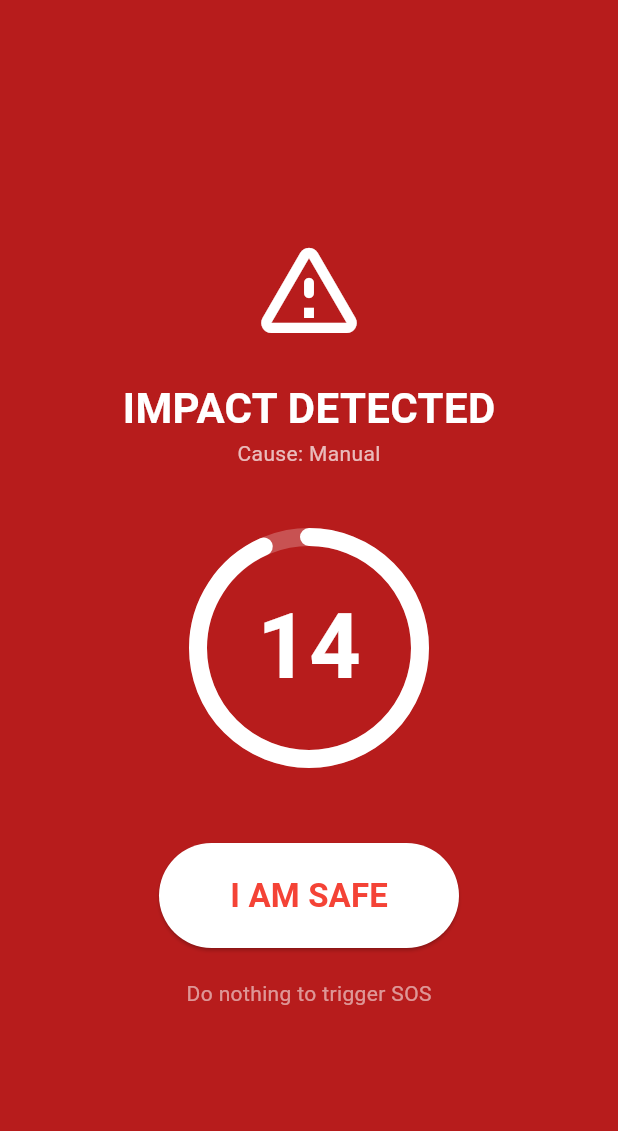
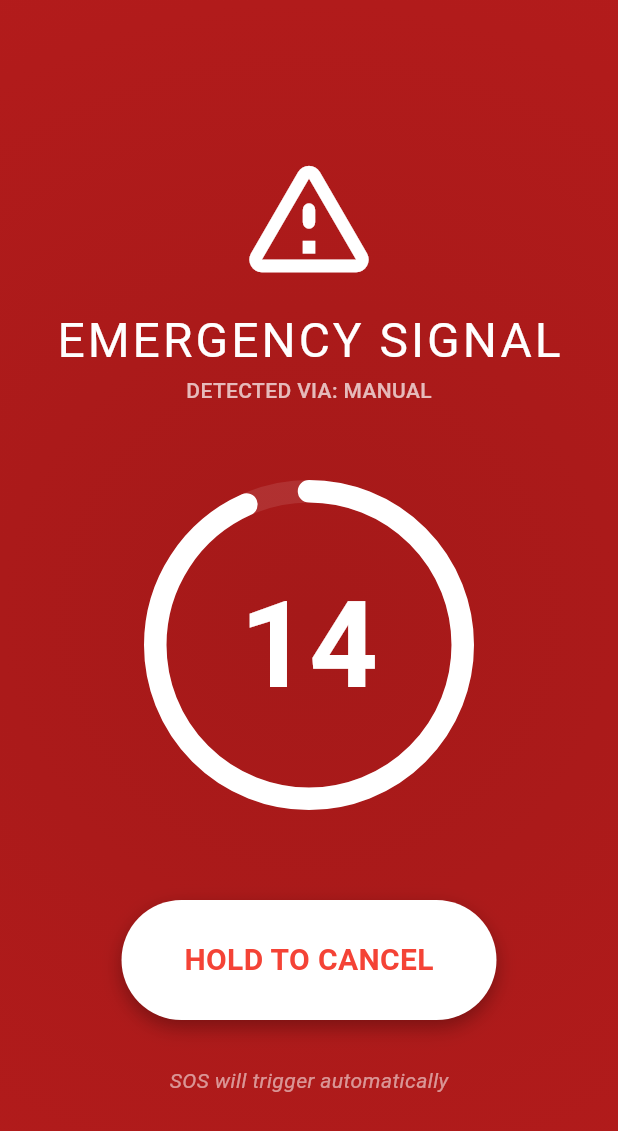
Before and after one commit to sushant-me/TechSprint_team_innovators, a Flutter app: the CountdownScreen screen opened directly, on a phone screen of 412 x 824 dp. Shown: the top 1131 px of the screen. Run offline on Flutter 3.47's test engine with Material 3 defaults, Android fonts, the phone set to English and light mode, and no system bars; drawn by our look-alikes of percent_indicator; our stand-ins replace audioplayers, avatar_glow, flutter_local_notifications, flutter_tts, geolocator, permission_handler and 4 more; missing offline and left inert: flutter_background_service, ghostsignal, nearby_connections, telephony, tflite_audio, torch_light; accounts and stored records are empty; statements that could not run were skipped.

Commit message:
Update countdown_screen.dart

```diff
--- a/lib/screens/countdown_screen.dart
+++ b/lib/screens/countdown_screen.dart
@@ -8,31 +8,44 @@ import 'package:ghostsignal/services/siren_service.dart';
 class CountdownScreen extends StatefulWidget {
   final String triggerCause;
   const CountdownScreen({super.key, this.triggerCause = "Manual"});
+
   @override
   State<CountdownScreen> createState() => _CountdownScreenState();
 }
 
-class _CountdownScreenState extends State<CountdownScreen> {
+class _CountdownScreenState extends State<CountdownScreen> with TickerProviderStateMixin {
   late int _timeLeft;
+  late int _totalTime;
   Timer? _timer;
   final SirenService _siren = SirenService();
+
+  // Animation for the pulsing background effect
+  late AnimationController _pulseController;
 
   @override
   void initState() {
     super.initState();
-    // Voice = Urgent (5s), Motion = Standard (15s)
-    _timeLeft = (widget.triggerCause == "Voice") ? 5 : 15;
+    _totalTime = (widget.triggerCause == "Voice") ? 5 : 15;
+    _timeLeft = _totalTime;
+
+    _pulseController = AnimationController(
+      vsync: this,
+      duration: const Duration(milliseconds: 1000),
+    )..repeat(reverse: true);
+
     _startTimer();
   }
 
   void _startTimer() {
-    Vibration.vibrate(pattern: [500, 500], repeat: 1);
+    // Continuous vibration pattern for urgency
+    Vibration.vibrate(pattern: [0, 500, 200, 500], repeat: 0);
+
     _timer = Timer.periodic(const Duration(seconds: 1), (t) {
       if (!mounted) return;
       setState(() {
-        if (_timeLeft > 0)
+        if (_timeLeft > 0) {
           _timeLeft--;
-        else {
+        } else {
           _timer?.cancel();
           _goToSafetyCheck();
         }
@@ -41,11 +54,13 @@ class _CountdownScreenState extends State<CountdownScreen> {
   }
 
   void _goToSafetyCheck() {
+    Vibration.cancel();
     Navigator.pushReplacement(
       context,
       MaterialPageRoute(
-            builder: (context) =>
-                SafetyCheckScreen(triggerCause: widget.triggerCause)));
+        builder: (context) => SafetyCheckScreen(triggerCause: widget.triggerCause),
+      ),
+    );
   }
 
   void _cancel() {
@@ -58,66 +73,110 @@ class _CountdownScreenState extends State<CountdownScreen> {
   @override
   void dispose() {
     _timer?.cancel();
+    _pulseController.dispose();
+    Vibration.cancel();
     super.dispose();
   }
 
   @override
   Widget build(BuildContext context) {
     return Scaffold(
-      backgroundColor: Colors.red[900],
-      body: Center(
+      // Animated background for high urgency
+      body: AnimatedBuilder(
+        animation: _pulseController,
+        builder: (context, child) {
+          return Container(
+            decoration: BoxDecoration(
+              gradient: RadialGradient(
+                colors: [
+                  Color.lerp(Colors.red[900], Colors.black, _pulseController.value)!,
+                  Colors.red[900]!,
+                ],
+                radius: 1.5,
+              ),
+            ),
+            child: child,
+          );
+        },
+        child: Center(
           child: Column(
             mainAxisAlignment: MainAxisAlignment.center,
             children: [
-            const Icon(Icons.warning_amber_rounded,
-                size: 80, color: Colors.white),
-            const SizedBox(height: 20),
-            Text("IMPACT DETECTED",
-                style: const TextStyle(
-                    fontSize: 28,
+              const Icon(Icons.warning_amber_rounded, size: 100, color: Colors.white),
+              const SizedBox(height: 10),
+              const Text(
+                "EMERGENCY SIGNAL",
+                style: TextStyle(
+                  fontSize: 32,
                   color: Colors.white,
-                    fontWeight: FontWeight.bold)),
-            Text("Cause: ${widget.triggerCause}",
-                style: const TextStyle(color: Colors.white70)),
-            const SizedBox(height: 40),
-
-            CircularPercentIndicator(
-              radius: 80.0,
-              lineWidth: 12.0,
-              percent: _timeLeft / ((widget.triggerCause == "Voice") ? 5 : 15),
-              center: Text("$_timeLeft",
-                  style: const TextStyle(
-                      fontSize: 60,
-                      color: Colors.white,
-                      fontWeight: FontWeight.bold)),
-              progressColor: Colors.white,
-              backgroundColor: Colors.white24,
-              circularStrokeCap: CircularStrokeCap.round,
+                  fontWeight: FontWeight.black,
+                  letterSpacing: 2,
+                ),
+              ),
+              Text(
+                "DETECTED VIA: ${widget.triggerCause.toUpperCase()}",
+                style: const TextStyle(color: Colors.white70, fontWeight: FontWeight.w500),
               ),
               const SizedBox(height: 50),
 
-            // FIXED: BIG BUTTON (NO SWIPE)
-            SizedBox(
-              width: 200,
-              height: 70,
-              child: ElevatedButton(
-                style: ElevatedButton.styleFrom(
-                    backgroundColor: Colors.white,
-                    shape: RoundedRectangleBorder(
-                        borderRadius: BorderRadius.circular(35))),
-                onPressed: _cancel,
-                child: const Text("I AM SAFE",
+              CircularPercentIndicator(
+                radius: 110.0,
+                lineWidth: 15.0,
+                animation: true,
+                animateFromLastPercent: true,
+                percent: _timeLeft / _totalTime,
+                center: Text(
+                  "$_timeLeft",
+                  style: const TextStyle(
+                    fontSize: 80,
+                    color: Colors.white,
+                    fontWeight: FontWeight.bold,
+                  ),
+                ),
+                progressColor: _timeLeft <= 3 ? Colors.orange : Colors.white,
+                backgroundColor: Colors.white10,
+                circularStrokeCap: CircularStrokeCap.round,
+              ),
+
+              const SizedBox(height: 60),
+
+              // IMPROVED: Hold to Cancel (Prevents accidental stop)
+              GestureDetector(
+                onLongPress: _cancel,
+                child: Container(
+                  width: 250,
+                  height: 80,
+                  decoration: BoxDecoration(
+                    color: Colors.white,
+                    borderRadius: BorderRadius.circular(40),
+                    boxShadow: [
+                      BoxShadow(
+                        color: Colors.black.withOpacity(0.3),
+                        blurRadius: 10,
+                        offset: const Offset(0, 5),
+                      )
+                    ],
+                  ),
+                  child: const Center(
+                    child: Text(
+                      "HOLD TO CANCEL",
                       style: TextStyle(
                         color: Colors.red,
-                        fontSize: 22,
-                        fontWeight: FontWeight.bold)),
+                        fontSize: 20,
+                        fontWeight: FontWeight.bold,
+                      ),
+                    ),
+                  ),
                 ),
               ),
 
-            const SizedBox(height: 20),
-            const Text("Do nothing to trigger SOS",
-                style: TextStyle(color: Colors.white54)),
+              const SizedBox(height: 30),
+              const Text(
+                "SOS will trigger automatically",
+                style: TextStyle(color: Colors.white54, fontStyle: FontStyle.italic),
+              ),
             ],
+          ),
         ),
       ),
     );
```
Lines whose indentation alone changed are shown as unchanged.
